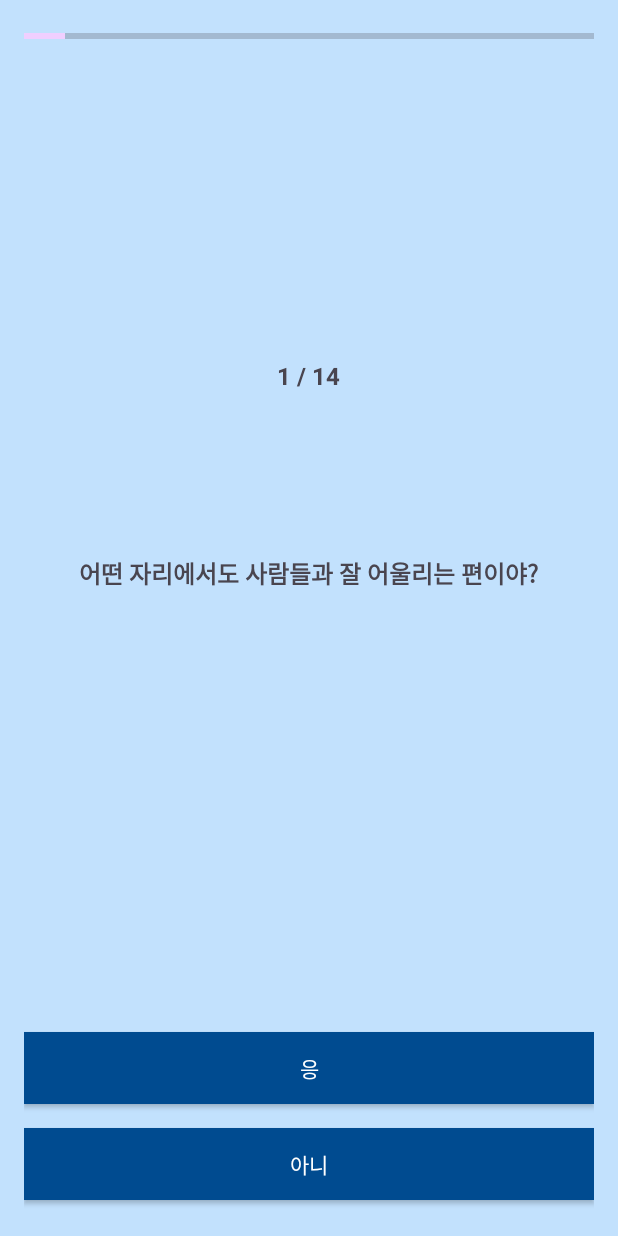
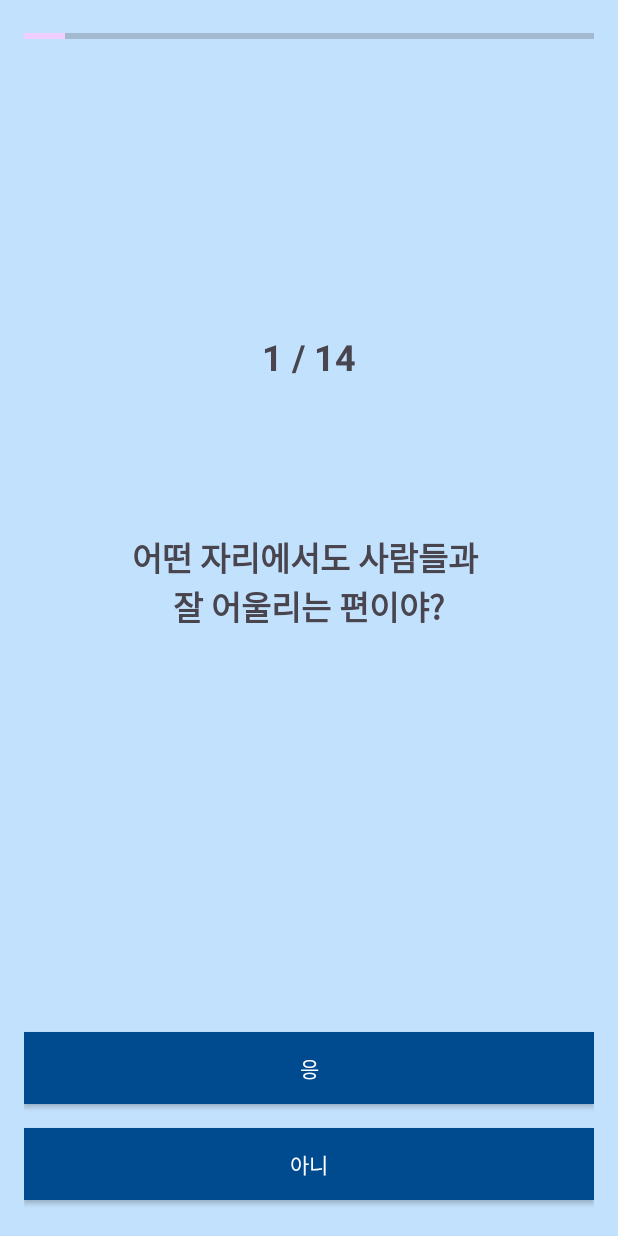
Before and after one commit to jinii9/7_androidStudio_project, an Android app: the QuizActivity screen opened directly, with no data from a screen before it, on a phone screen of 412 x 824 dp. Run offline under Robolectric (Android 15) with nearby library versions, the phone set to English and light mode, and no system bars.

Commit message:
markup: size

```diff
--- a/app/src/main/java/com/zoonmy/animalmbtiapp/QuizActivity.kt
+++ b/app/src/main/java/com/zoonmy/animalmbtiapp/QuizActivity.kt
@@ -29,20 +29,20 @@ class QuizActivity : AppCompatActivity() {
     }
 
     private val questions = listOf(
-        "어떤 자리에서도 사람들과 잘 어울리는 편이야?" to Dimension.EI,
+        "어떤 자리에서도 사람들과 \n잘 어울리는 편이야?" to Dimension.EI,
         "새로운 사람 만나는 거 좋아해?" to Dimension.EI,
         "열린 결말의 영화를 좋아해?" to Dimension.NS,
         "싸울 때 잘잘못을 먼저 따지는 편이야?" to Dimension.TF,
-        "새로운 사람과 대화할 때 말을 많이 하는 편이야?" to Dimension.EI,
+        "새로운 사람과 대화할 때\n 말을 많이 하는 편이야?" to Dimension.EI,
         "너는 상상력이 풍부해?" to Dimension.NS,
-        "주말에 쉬고 있는데 갑자기 친구가 나오라고 하면 나가?" to Dimension.EI,
-        "갑자기 계획 바뀌면 스트레스 받는 편이야?" to Dimension.JP,
+        "주말에 쉬고 있는데 갑자기\n 친구가 나오라고 하면 나가?" to Dimension.EI,
+        "갑자기 계획 바뀌면 \n스트레스 받는 편이야?" to Dimension.JP,
         "일상적인 루틴을 잘 지키는 편이야?" to Dimension.JP,
         "친구들이랑 대화 중에 '만약에...'라는 질문을 많이 해?" to Dimension.NS,
         "다른 사람들이 뭐라고 하든, 하고 싶은 거 하는 편이야?" to Dimension.TF,
         "팀플할 때, 분위기보다는\n효율성과 결과를 더 중요하게 생각해?" to Dimension.TF,
-        "사람들과 함께 있으면 에너지가 더 생긴다고 느껴?" to Dimension.EI,
-        "모든 일을 완벽하게 끝내야 다음으로 넘어가는 편이야?" to Dimension.JP
+        "사람들과 함께 있으면\n 에너지가 더 생긴다고 느껴?" to Dimension.EI,
+        "모든 일을 완벽하게 끝내야 \n다음으로 넘어가는 편이야?" to Dimension.JP
     )
 
     override fun onCreate(savedInstanceState: Bundle?) {
--- a/app/src/main/res/layout/activity_main.xml
+++ b/app/src/main/res/layout/activity_main.xml
@@ -38,9 +38,10 @@
             android:id="@+id/participantText"
             android:layout_width="wrap_content"
             android:layout_height="wrap_content"
+            android:layout_marginBottom="16dp"
             android:gravity="center"
             android:text="지금까지 730,416명이 참여했어요."
             android:textColor="#000000"
-            android:textSize="14sp" />
+            android:textSize="20sp" />
     </LinearLayout>
 </FrameLayout>
--- a/app/src/main/res/layout/activity_quiz.xml
+++ b/app/src/main/res/layout/activity_quiz.xml
@@ -39,7 +39,7 @@
             android:layout_weight="1"
             android:gravity="center"
             android:text="TextView"
-            android:textSize="16sp"
+            android:textSize="24sp"
             android:textStyle="bold" />
 
         <TextView
@@ -50,7 +50,7 @@
             android:layout_weight="1"
             android:gravity="center"
             android:text="팀플 할 때, 분위기보다는\n효율성과 결과를 더 중요하게 생각해?"
-            android:textSize="16sp"
+            android:textSize="22sp"
             android:textStyle="bold" />
 
         <Space
```
